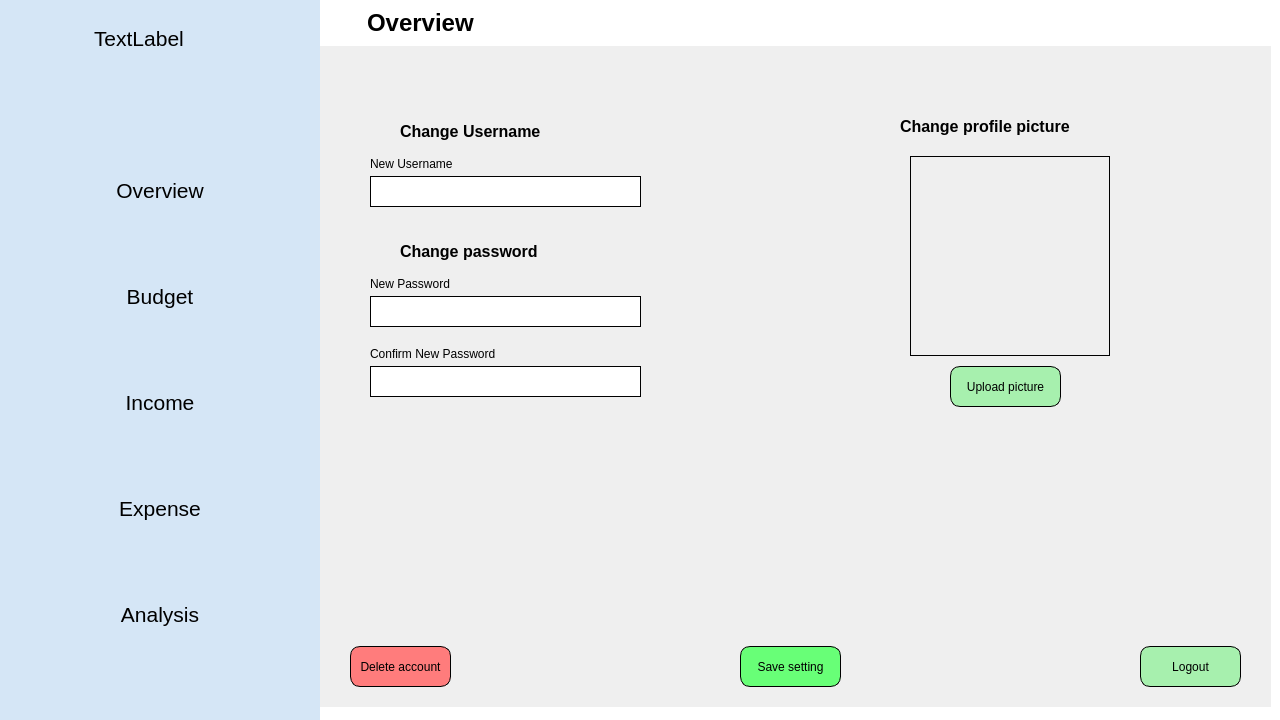
Before: the Qt Designer form moneyapp/ui/raw/Mono.ui in nemo984/money-app, drawn with Qt 5.
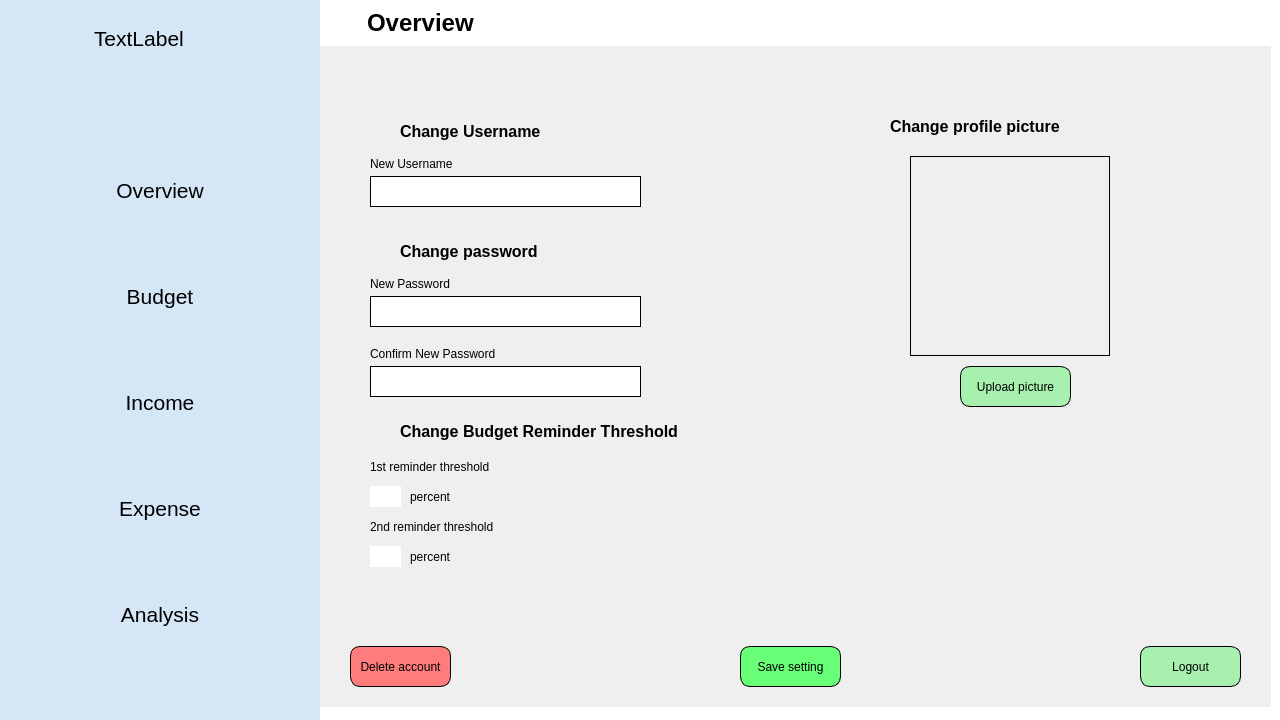
After: the same form once the commit is applied. The open tabs and pages were chosen to show the change. Icons and pictures are not drawn.

Patch:
```diff
--- a/moneyapp/ui/raw/Mono.ui
+++ b/moneyapp/ui/raw/Mono.ui
@@ -2060,7 +2060,7 @@
             <widget class="QLabel" name="label_9">
              <property name="geometry">
               <rect>
-               <x>580</x>
+               <x>570</x>
                <y>60</y>
                <width>231</width>
                <height>41</height>
@@ -2080,7 +2080,7 @@
             <widget class="QPushButton" name="upload_pic_btn">
              <property name="geometry">
               <rect>
-               <x>630</x>
+               <x>640</x>
                <y>320</y>
                <width>111</width>
                <height>41</height>
@@ -2190,6 +2190,126 @@
               <string>Confirm New Password</string>
              </property>
             </widget>
+            <widget class="QLabel" name="label_10">
+             <property name="geometry">
+              <rect>
+               <x>80</x>
+               <y>370</y>
+               <width>371</width>
+               <height>31</height>
+              </rect>
+             </property>
+             <property name="font">
+              <font>
+               <pointsize>12</pointsize>
+               <weight>75</weight>
+               <bold>true</bold>
+              </font>
+             </property>
+             <property name="text">
+              <string>Change Budget Reminder Threshold</string>
+             </property>
+            </widget>
+            <widget class="QLineEdit" name="new_reminder_threshold_lineEdit">
+             <property name="geometry">
+              <rect>
+               <x>50</x>
+               <y>440</y>
+               <width>31</width>
+               <height>21</height>
+              </rect>
+             </property>
+             <property name="text">
+              <string/>
+             </property>
+            </widget>
+            <widget class="QLabel" name="label_11">
+             <property name="geometry">
+              <rect>
+               <x>50</x>
+               <y>410</y>
+               <width>221</width>
+               <height>21</height>
+              </rect>
+             </property>
+             <property name="styleSheet">
+              <string notr="true">color: black;</string>
+             </property>
+             <property name="text">
+              <string>1st reminder threshold</string>
+             </property>
+            </widget>
+            <widget class="QLabel" name="label_12">
+             <property name="geometry">
+              <rect>
+               <x>90</x>
+               <y>440</y>
+               <width>61</width>
+               <height>21</height>
+              </rect>
+             </property>
+             <property name="text">
+              <string>percent</string>
+             </property>
+            </widget>
+            <widget class="QLabel" name="setting_budget_warning_label">
+             <property name="geometry">
+              <rect>
+               <x>150</x>
+               <y>500</y>
+               <width>241</width>
+               <height>21</height>
+              </rect>
+             </property>
+             <property name="styleSheet">
+              <string notr="true">color: red;</string>
+             </property>
+             <property name="text">
+              <string/>
+             </property>
+            </widget>
+            <widget class="QLabel" name="label_13">
+             <property name="geometry">
+              <rect>
+               <x>50</x>
+               <y>470</y>
+               <width>221</width>
+               <height>21</height>
+              </rect>
+             </property>
+             <property name="styleSheet">
+              <string notr="true">color: black;</string>
+             </property>
+             <property name="text">
+              <string>2nd reminder threshold</string>
+             </property>
+            </widget>
+            <widget class="QLineEdit" name="new_reminder_threshold2_lineEdit">
+             <property name="geometry">
+              <rect>
+               <x>50</x>
+               <y>500</y>
+               <width>31</width>
+               <height>21</height>
+              </rect>
+             </property>
+             <property name="text">
+              <string/>
+             </property>
+            </widget>
+            <widget class="QLabel" name="label_14">
+             <property name="geometry">
+              <rect>
+               <x>90</x>
+               <y>500</y>
+               <width>61</width>
+               <height>21</height>
+              </rect>
+             </property>
+             <property name="text">
+              <string>percent</string>
+             </property>
+            </widget>
            </widget>
           </widget>
          </widget>
```
Left out of the diff: 48 changed lines with no effect on the pictures. Lines whose indentation alone changed are shown as unchanged.
